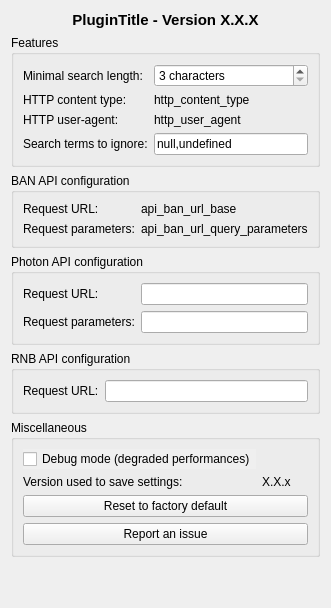
First picture: the form in french_locator_filter/gui/dlg_settings.ui, repository IGNF-Xavier/qgis-French-locator-filter, before the edit.
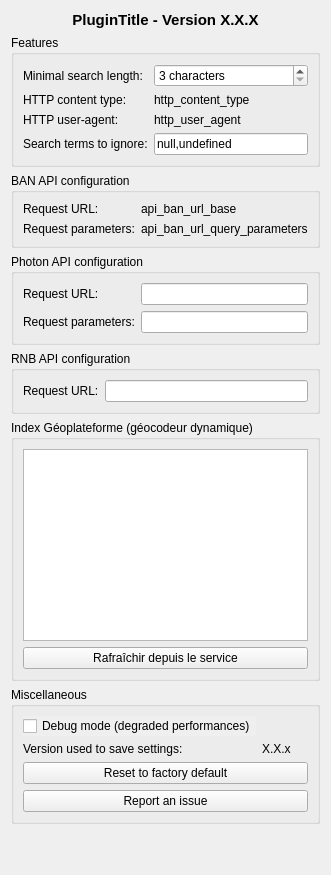
Second picture: the form after the edit. Icons and pictures are not drawn. Custom widgets are drawn as their Qt base class.

Commit message: feat(geocoding): add dynamic Géoplateforme geocoder (index configurable), fix parcel bugs, add RNB layer helper

Patch:
```diff
--- a/french_locator_filter/gui/dlg_settings.ui
+++ b/french_locator_filter/gui/dlg_settings.ui
@@ -257,6 +257,29 @@
      </layout>
     </widget>
    </item>
+   <item>
+    <widget class="QGroupBox" name="grp_dynamic_indexes">
+     <property name="title">
+      <string>Index Géoplateforme (géocodeur dynamique)</string>
+     </property>
+     <layout class="QVBoxLayout" name="verticalLayout_dynamic_indexes">
+      <item>
+       <widget class="QListWidget" name="lsw_indexes">
+        <property name="toolTip">
+         <string>Index actifs pour le géocodeur dynamique 'gpf' (barre de recherche, géocodage inversé, traitements).</string>
+        </property>
+       </widget>
+      </item>
+      <item>
+       <widget class="QPushButton" name="btn_refresh_indexes">
+        <property name="text">
+         <string>Rafraîchir depuis le service</string>
+        </property>
+       </widget>
+      </item>
+     </layout>
+    </widget>
+   </item>
    <item>
     <widget class="QGroupBox" name="grp_misc">
      <property name="title">
```
The commit also changes 24 other files.
